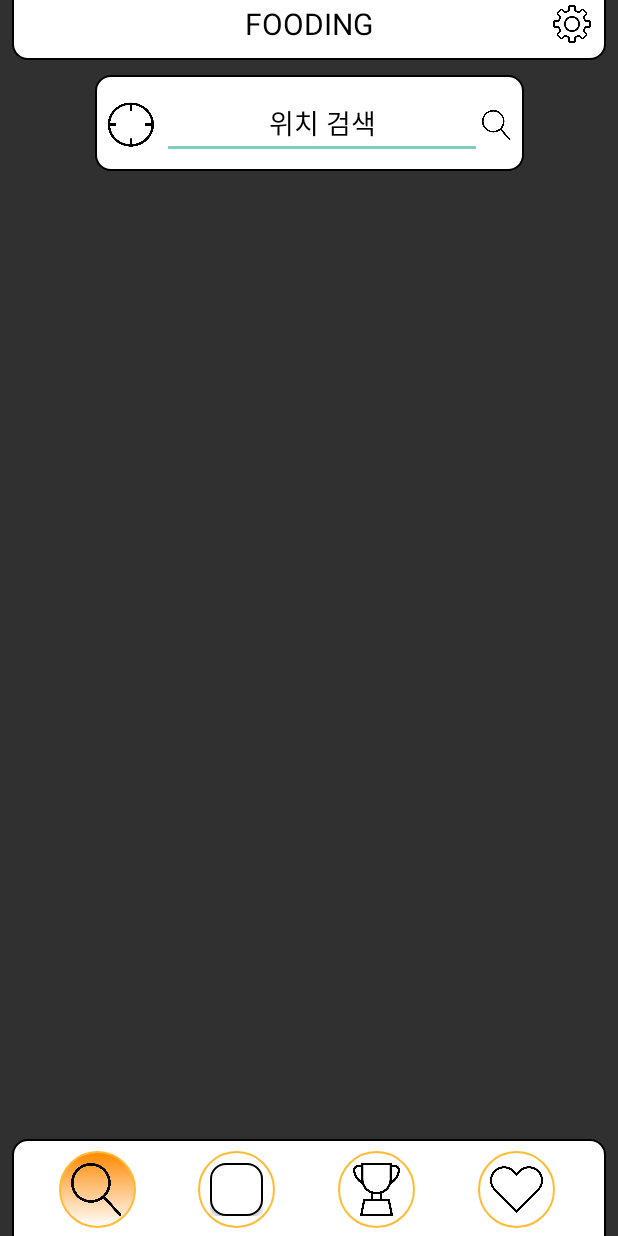
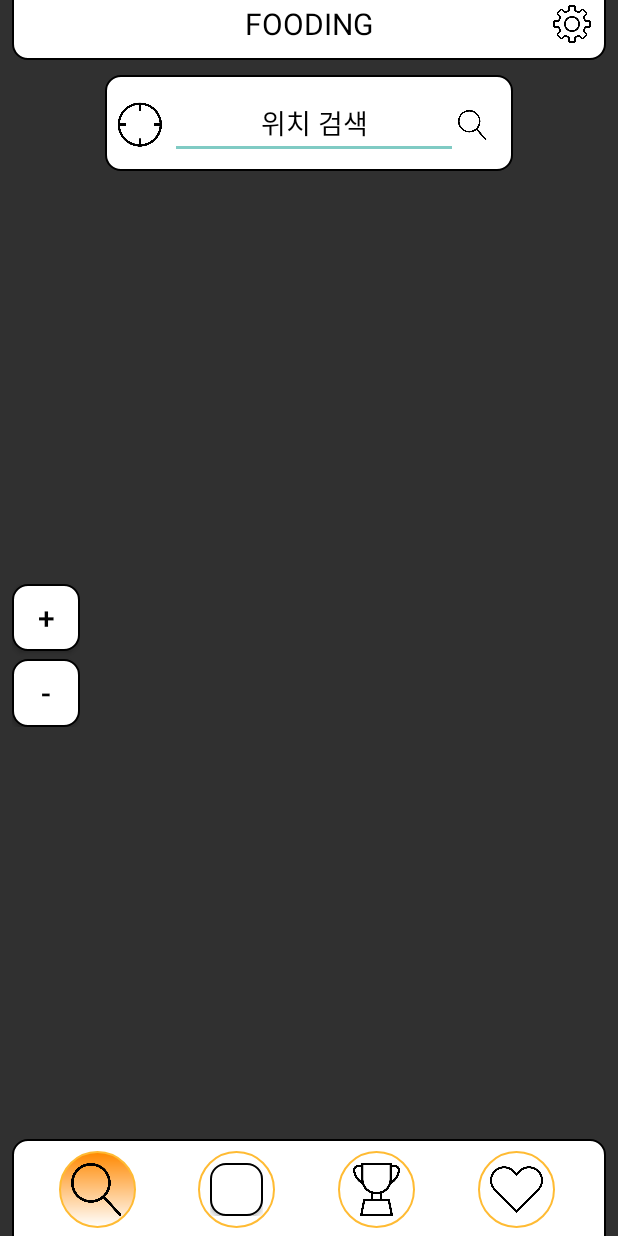
Before and after one commit to SEOBUMSANG/Fooding, an Android app: the SearchActivity screen opened directly, with no data from a screen before it, on a phone screen of 412 x 824 dp. Run offline under Robolectric (Android 15) with nearby library versions, the phone set to English and light mode, and no system bars; libraries missing offline, so code that uses them is left out: com.skt; 16 statements that could not run were skipped.

Commit message:
줌 인, 아웃 버튼 추가

```diff
--- a/app/src/main/java/com/example/fooding/SearchActivity.java
+++ b/app/src/main/java/com/example/fooding/SearchActivity.java
@@ -6,7 +6,9 @@ import androidx.core.content.ContextCompat;
 
 import android.content.Intent;
 import android.graphics.Color;
+import android.graphics.PointF;
 import android.os.Bundle;
+import android.view.View;
 import android.widget.Button;
 import android.widget.EditText;
 import android.widget.LinearLayout;
@@ -17,7 +19,10 @@ import com.skt.Tmap.TMapCircle;
 import com.skt.Tmap.TMapPoint;
 import com.skt.Tmap.TMapView;
 
+import java.util.ArrayList;
+
 public class SearchActivity extends AppCompatActivity {
+    TMapView tMapView;
     RelativeLayout layoutSearchButton;
 
     @Override
@@ -26,7 +31,7 @@ public class SearchActivity extends AppCompatActivity {
         setContentView(R.layout.activity_search);
 
         LinearLayout layoutTmap = findViewById(R.id.layout_tmap);
-        TMapView tMapView = new TMapView(this);
+        tMapView = new TMapView(this);
         tMapView.setSKTMapApiKey("80e66504-97df-4d02-bc81-57c796cd67a1");   //API key setting
         layoutTmap.addView( tMapView );
         tMapView.setCenterPoint(126.963540, 37.509354, true);
@@ -41,17 +46,66 @@ public class SearchActivity extends AppCompatActivity {
         tMapCircle.setAreaAlpha(100);
         tMapView.addTMapCircle("circle1", tMapCircle);
 
+        //지도 이벤트 설정
+            // 클릭 이벤트 설정
+        tMapView.setOnClickListenerCallBack(new TMapView.OnClickListenerCallback() {
+            @Override
+            public boolean onPressEvent(ArrayList arrayList, ArrayList arrayList1, TMapPoint tMapPoint, PointF pointF) {
+                //Toast.makeText(MapEvent.this, "onPress~!", Toast.LENGTH_SHORT).show();
+                return false;
+            }
+
+            @Override
+            public boolean onPressUpEvent(ArrayList arrayList, ArrayList arrayList1, TMapPoint tMapPoint, PointF pointF) {
+                //Toast.makeText(MapEvent.this, "onPressUp~!", Toast.LENGTH_SHORT).show();
+                return false;
+            }
+        });
+            // 롱 클릭 이벤트 설정
+        tMapView.setOnLongClickListenerCallback(new TMapView.OnLongClickListenerCallback() {
+            @Override
+            public void onLongPressEvent(ArrayList arrayList, ArrayList arrayList1, TMapPoint tMapPoint) {
+                //Toast.makeText(MapEvent.this, "onLongPress~!", Toast.LENGTH_SHORT).show();
+            }
+        });
+            // 지도 스크롤 종료
+        tMapView.setOnDisableScrollWithZoomLevelListener(new TMapView.OnDisableScrollWithZoomLevelCallback() {
+            @Override
+            public void onDisableScrollWithZoomLevelEvent(float zoom, TMapPoint centerPoint) {
+                //Toast.makeText(getApplicationContext(), "zoomLevel=" + zoom + "\nlon=" + centerPoint.getLongitude() + "\nlat=" + centerPoint.getLatitude(), Toast.LENGTH_SHORT).show();
+            }
+        });
+
         //화면 설정
         Button settingButton = findViewById(R.id.setting_button);
         Button mylocationButton = findViewById(R.id.my_location_button);
         EditText locationInput = findViewById(R.id.location_input);
         Button locationInputButton = findViewById(R.id.location_input_button);
 
-        layoutSearchButton = findViewById(R.id.layout_search_button);
+        Button buttonZoomIn = findViewById(R.id.button_zoom_in);
+        Button buttonZoomOut = findViewById(R.id.button_zoom_out);
+
+        //layoutSearchButton = findViewById(R.id.layout_search_button);
         Button searchButton = findViewById(R.id.search_button);
         Button youtuberButton = findViewById(R.id.youtuber_button);
         Button worldcupButton = findViewById(R.id.worldcup_button);
         Button likeButton = findViewById(R.id.like_button);
+
+        // "확대" 버튼 클릭
+        buttonZoomIn.setOnClickListener(new View.OnClickListener() {
+            @Override
+            public void onClick(View v) {
+                tMapView.MapZoomIn();
+            }
+        });
+
+        // "축소" 버튼 클릭
+        buttonZoomOut.setOnClickListener(new View.OnClickListener() {
+            @Override
+            public void onClick(View v) {
+                tMapView.MapZoomOut();
+            }
+        });
 
     }
 
@@ -61,4 +115,6 @@ public class SearchActivity extends AppCompatActivity {
 
         Toast.makeText(getApplicationContext(), "search", Toast.LENGTH_SHORT).show();
     }
+
+
 }
--- a/app/src/main/res/layout/activity_search.xml
+++ b/app/src/main/res/layout/activity_search.xml
@@ -1,21 +1,18 @@
 <?xml version="1.0" encoding="utf-8"?>
 
-<LinearLayout
+<androidx.constraintlayout.widget.ConstraintLayout
     xmlns:android="http://schemas.android.com/apk/res/android"
     xmlns:app="http://schemas.android.com/apk/res-auto"
     xmlns:tools="http://schemas.android.com/tools"
-    android:layout_width="match_parent"
-    android:layout_height="match_parent"
-    android:orientation="vertical"
-    tools:context=".MainActivity">
-
-    <androidx.constraintlayout.widget.ConstraintLayout
     android:id="@+id/layout_component"
     android:layout_width="match_parent"
     android:layout_height="match_parent"
-        android:background="@android:color/transparent">
+    android:background="@android:color/transparent"
+    tools:context=".MainActivity">
 
     <!-- t map -->
+
+    <!-- 위 toolbar -->
     <LinearLayout
         android:id="@+id/layout_tmap"
         android:layout_width="match_parent"
@@ -23,13 +20,12 @@
         android:orientation="vertical"
         app:layout_constraintBottom_toBottomOf="parent"
         app:layout_constraintEnd_toEndOf="parent"
-            app:layout_constraintHorizontal_bias="0.0"
+        app:layout_constraintHorizontal_bias="1.0"
         app:layout_constraintStart_toStartOf="parent"
         app:layout_constraintTop_toTopOf="parent"
-            app:layout_constraintVertical_bias="0.0"
-            tools:context="com.skt.tmapsample.tmapview.MapDraw"></LinearLayout>
+        app:layout_constraintVertical_bias="1.0"
+        tools:context="com.skt.tmapsample.tmapview.MapDraw" />
 
-        <!-- 위 toolbar -->
     <androidx.appcompat.widget.Toolbar
         android:id="@+id/toolbar_up"
         android:layout_width="match_parent"
@@ -68,10 +64,12 @@
     <!-- 위치 입력 창 -->
     <LinearLayout
         android:id="@+id/linear_layout_location_input"
-            android:layout_width="wrap_content"
+        android:layout_width="match_parent"
         android:layout_height="wrap_content"
         android:layout_gravity="center_horizontal"
         android:layout_marginTop="50dp"
+        android:layout_marginLeft="70dp"
+        android:layout_marginRight="70dp"
         android:background="@drawable/radius_background_white"
         android:orientation="horizontal"
         app:layout_constraintEnd_toEndOf="parent"
@@ -80,7 +78,7 @@
 
         <Button
             android:id="@+id/my_location_button"
-                android:layout_width="31dp"
+            android:layout_width="30dp"
             android:layout_height="30dp"
             android:background="@drawable/location_icon" />
 
@@ -89,19 +87,51 @@
             android:layout_width="wrap_content"
             android:layout_height="wrap_content"
             android:layout_marginLeft="5dp"
-                android:ems="10"
+            android:ems="9"
             android:hint="위치 검색"
-                android:textColorHint="@android:color/black"
             android:inputType="textPersonName"
             android:textAlignment="center"
-                android:textColor="@android:color/black" />
+            android:textColor="@android:color/black"
+            android:textColorHint="@android:color/black" />
 
         <Button
             android:id="@+id/location_input_button"
             android:layout_width="20dp"
             android:layout_height="20dp"
-                android:background="@drawable/magnifier_icon"/>
+            android:background="@drawable/magnifier_icon" />
+    </LinearLayout>
 
+    <!-- zoom 버튼 -->
+    <LinearLayout
+        android:layout_width="45dp"
+        android:layout_height="95dp"
+        android:layout_marginLeft="8dp"
+        android:orientation="vertical"
+        android:gravity="center_vertical"
+        app:layout_constraintBottom_toTopOf="@+id/toolbar_down"
+        app:layout_constraintStart_toStartOf="parent"
+        app:layout_constraintTop_toBottomOf="@+id/linear_layout_location_input">
+
+        <Button
+            android:id="@+id/button_zoom_in"
+            android:layout_width="wrap_content"
+            android:layout_height="0dp"
+            android:layout_weight="1"
+            android:text="+"
+            android:textSize="20dp"
+            android:textColor="@android:color/black"
+            android:background="@drawable/radius_background_white"/>
+
+        <Button
+            android:id="@+id/button_zoom_out"
+            android:layout_marginTop="5dp"
+            android:layout_width="wrap_content"
+            android:layout_height="0dp"
+            android:layout_weight="1"
+            android:text="-"
+            android:textSize="20dp"
+            android:textColor="@android:color/black"
+            android:background="@drawable/radius_background_white"/>
     </LinearLayout>
 
     <!-- 아래 toolbar -->
@@ -110,11 +140,11 @@
         android:layout_width="match_parent"
         android:layout_height="wrap_content"
         android:layout_gravity="center_horizontal"
+        android:layout_marginLeft="8dp"
+        android:layout_marginRight="8dp"
         android:background="@drawable/radius_background_toolbar_down"
         android:minHeight="?attr/actionBarSize"
         android:theme="?attr/actionBarTheme"
-            android:layout_marginLeft="8dp"
-            android:layout_marginRight="8dp"
         app:layout_constraintBottom_toBottomOf="parent"
         app:layout_constraintEnd_toEndOf="parent"
         app:layout_constraintStart_toStartOf="parent">
@@ -122,9 +152,9 @@
         <LinearLayout
             android:layout_width="match_parent"
             android:layout_height="match_parent"
-                android:orientation="horizontal"
             android:layout_gravity="center"
             android:layout_marginBottom="5dp"
+            android:orientation="horizontal"
             tools:layout_editor_absoluteX="16dp"
             tools:layout_editor_absoluteY="15dp">
 
@@ -132,14 +162,16 @@
             <RelativeLayout
                 android:layout_width="0dp"
                 android:layout_height="match_parent"
-                    android:layout_weight="1"
-                    android:layout_marginRight="5dp">
+                android:layout_marginRight="5dp"
+                android:layout_weight="1">
+
                 <RelativeLayout
                     android:id="@+id/layout_search_button"
                     android:layout_width="wrap_content"
                     android:layout_height="wrap_content"
                     android:layout_centerInParent="true"
                     android:background="@drawable/oval_background_orange_fill">
+
                     <Button
                         android:id="@+id/search_button"
                         android:layout_width="35dp"
@@ -153,15 +185,17 @@
             <RelativeLayout
                 android:layout_width="0dp"
                 android:layout_height="match_parent"
-                    android:layout_weight="1"
                 android:layout_marginLeft="5dp"
-                    android:layout_marginRight="5dp">
+                android:layout_marginRight="5dp"
+                android:layout_weight="1">
+
                 <RelativeLayout
                     android:id="@+id/layout_youtuber_button"
                     android:layout_width="wrap_content"
                     android:layout_height="wrap_content"
                     android:layout_centerInParent="true"
                     android:background="@drawable/oval_background_orange_blank">
+
                     <Button
                         android:id="@+id/youtuber_button"
                         android:layout_width="35dp"
@@ -175,15 +209,17 @@
             <RelativeLayout
                 android:layout_width="0dp"
                 android:layout_height="match_parent"
-                    android:layout_weight="1"
                 android:layout_marginLeft="5dp"
-                    android:layout_marginRight="5dp">
+                android:layout_marginRight="5dp"
+                android:layout_weight="1">
+
                 <RelativeLayout
                     android:id="@+id/layout_worldcup_button"
                     android:layout_width="wrap_content"
                     android:layout_height="wrap_content"
                     android:layout_centerInParent="true"
                     android:background="@drawable/oval_background_orange_blank">
+
                     <Button
                         android:id="@+id/worldcup_button"
                         android:layout_width="35dp"
@@ -197,15 +233,17 @@
             <RelativeLayout
                 android:layout_width="0dp"
                 android:layout_height="match_parent"
-                    android:layout_weight="1"
                 android:layout_marginLeft="5dp"
-                    android:layout_marginRight="18dp">
+                android:layout_marginRight="18dp"
+                android:layout_weight="1">
+
                 <RelativeLayout
                     android:id="@+id/layout_like_button"
                     android:layout_width="wrap_content"
                     android:layout_height="wrap_content"
                     android:layout_centerInParent="true"
                     android:background="@drawable/oval_background_orange_blank">
+
                     <Button
                         android:id="@+id/like_button"
                         android:layout_width="35dp"
@@ -220,5 +258,3 @@
     </androidx.appcompat.widget.Toolbar>
 
 </androidx.constraintlayout.widget.ConstraintLayout>
-
-</LinearLayout>
```
Lines whose indentation alone changed are shown as unchanged.
